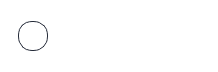
Above: src/client/gui/ui/texteditor_connectedUser.ui from aleoli/Shared-Editor before the change. Below: the same form after it.
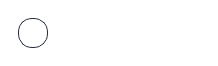
That is the form after the change. Icons and pictures are not drawn.

Commit message: corretto bordo icona

```diff
--- a/src/client/gui/ui/texteditor_connectedUser.ui
+++ b/src/client/gui/ui/texteditor_connectedUser.ui
@@ -7,19 +7,19 @@
     <x>0</x>
     <y>0</y>
     <width>218</width>
-    <height>72</height>
+    <height>66</height>
    </rect>
   </property>
   <property name="minimumSize">
    <size>
     <width>0</width>
-    <height>65</height>
+    <height>66</height>
    </size>
   </property>
   <property name="maximumSize">
    <size>
     <width>16777215</width>
-    <height>16777215</height>
+    <height>66</height>
    </size>
   </property>
   <property name="windowTitle">
@@ -75,6 +75,8 @@
          <string notr="true">QPushButton {
 border: 1px solid #242a38;
 border-radius: 14px;
+background: none;
+border-image: white  0 0 0 0 stretch stretch;
 }
 
 QPushButton:focus {
@@ -97,7 +99,7 @@
         </property>
         <property name="iconSize">
          <size>
-          <width>30</width>
+          <width>28</width>
           <height>30</height>
          </size>
         </property>
```
